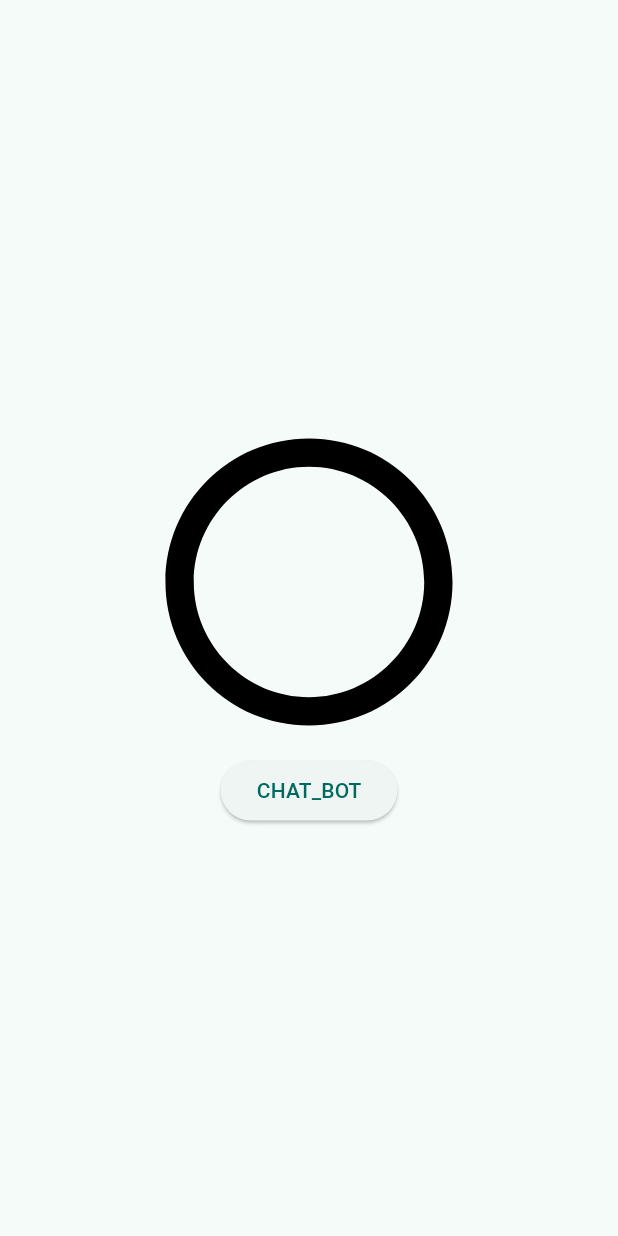
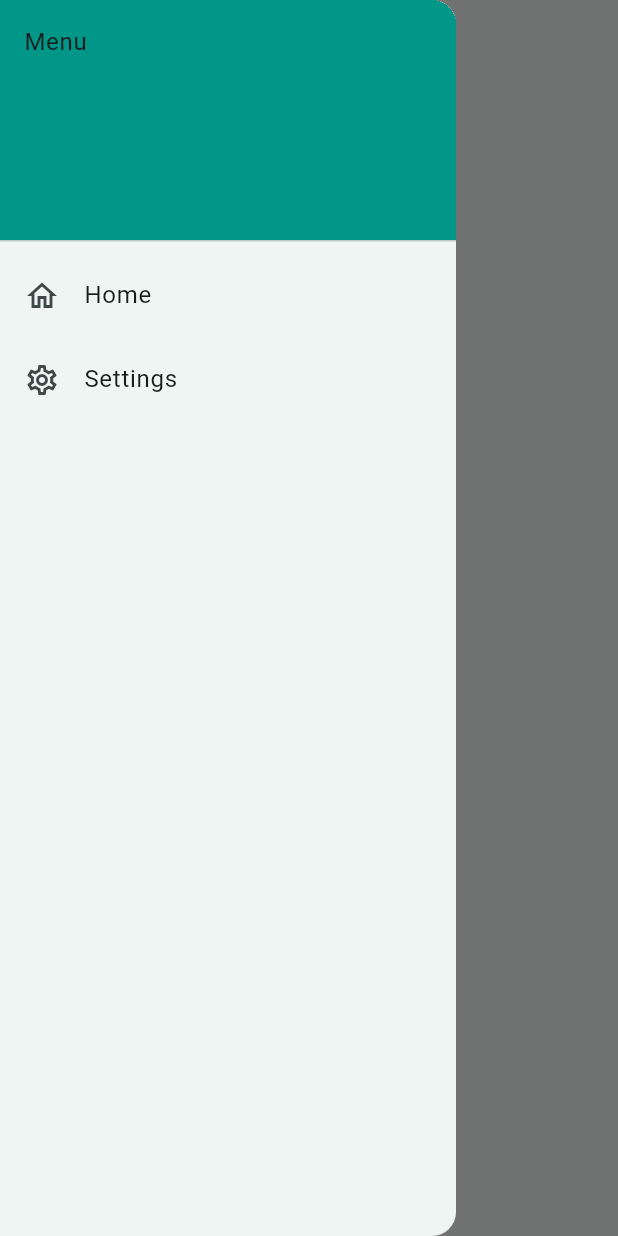
Before and after one commit to kanataidarov/teams_automator_frontend, a Flutter app: the screen it shows after launch, with the side drawer open (before the commit the screen has no drawer), on a phone screen of 412 x 824 dp. Run offline on Flutter 3.47's test engine with Material 3 defaults, Android fonts, the phone set to English and light mode, and no system bars; drawn by our look-alikes of avatar_glow; our stand-ins replace fixnum, logger, settings_ui; missing offline and left inert: grpc, protobuf, record.

Commit message:
drawer added

```diff
--- a/lib/main.dart
+++ b/lib/main.dart
@@ -1,6 +1,7 @@
 import 'package:flutter/material.dart';
 import 'package:interview_automator_frontend/data/dynamic.dart';
 import 'package:interview_automator_frontend/screen/home.dart';
+import 'package:interview_automator_frontend/screen/settings.dart';
 import 'package:provider/provider.dart';
 
 void main() {
@@ -24,7 +25,11 @@ class MyApp extends StatelessWidget {
         colorScheme: ColorScheme.fromSeed(seedColor: Colors.teal),
         useMaterial3: true,
       ),
-      home: const MyHomePage(),
+      initialRoute: '/',
+      routes: {
+        '/': (ctx) => const MyHomePage(),
+        '/settings': (ctx) => const SettingsPage()
+      },
     );
   }
 }
--- a/lib/screen/home.dart
+++ b/lib/screen/home.dart
@@ -1,8 +1,9 @@
-import 'package:avatar_glow/avatar_glow.dart';
 import 'package:flutter/material.dart';
 import 'package:interview_automator_frontend/data/dynamic.dart';
 import 'package:interview_automator_frontend/service/client.dart';
 import 'package:interview_automator_frontend/storage/storage.dart';
+import 'package:interview_automator_frontend/widget/drawer.dart';
+import 'package:interview_automator_frontend/widget/record_button.dart';
 import 'package:logger/logger.dart' show Level, Logger;
 import 'package:provider/provider.dart';
 import 'package:record/record.dart';
@@ -91,56 +92,38 @@ class _MyHomePageState extends State<MyHomePage> {
       setState(() {
         isRecording = true;
       });
-      await startRecording();
+      // await startRecording();
     } else {
-      await stopRecording();
+      // await stopRecording();
       setState(() {
         isRecording = false;
       });
     }
   }
 
+  void handleClient(BuildContext ctx) {
+    ClientService.instance
+        .transcribe(Storage.instance.getRecodingPath())
+        .then((transcription) {
+      ctx.read<TempData>().updateTranscription(transcription);
+      ClientService.instance.chatBot(ctx).then((answers) {
+        _logger.d('ChatBot response - $answers');
+        ctx.read<TempData>().updateAnswers(answers);
+      });
+    });
+  }
+
   @override
   Widget build(BuildContext ctx) {
     return Scaffold(
+      appBar: AppBar(title: const Text('Interview Automator')),
+      drawer: const DrawerWidget(),
       body: Center(
         child: Column(
           mainAxisAlignment: MainAxisAlignment.center,
           children: <Widget>[
-            AvatarGlow(
-              animate: isRecording,
-              glowColor: Colors.red,
-              glowRadiusFactor: 0.1,
-              startDelay: const Duration(milliseconds: 1),
-              child: GestureDetector(
-                onLongPress: () async {
-                  record();
-                },
-                onLongPressUp: () async {
-                  record();
-                },
-                child: isRecording
-                    ? const Icon(Icons.radio_button_on,
-                        color: Colors.red, size: 230)
-                    : const Icon(Icons.panorama_fish_eye,
-                        color: Colors.black, size: 230),
-              ),
-            ),
-            ElevatedButton(
-                onPressed: () {
-                  ClientService.instance
-                      .transcribe(Storage.instance.getRecodingPath())
-                      .then((transcription) {
-                    ctx.read<TempData>().updateTranscription(transcription);
-                    ClientService.instance
-                        .chatBot(ctx)
-                        .then((answers) {
-                      _logger.d('ChatBot response - $answers');
-                      ctx.read<TempData>().updateAnswers(answers);
-                    });
-                  });
-                },
-                child: const Text('CHAT_BOT')),
+            RecordButton(isRecording: isRecording, recordFunc: record),
+            ElevatedButton(onPressed: () { handleClient(ctx); }, child: const Text('CHAT_BOT')),
           ],
         ),
       ),
--- /dev/null
+++ b/lib/widget/drawer.dart
@@ -0,0 +1,43 @@
+import 'package:flutter/material.dart';
+
+class DrawerWidget extends StatefulWidget {
+  const DrawerWidget({super.key});
+
+  @override
+  State<StatefulWidget> createState() => _DrawerWidgetState();
+}
+
+class _DrawerWidgetState extends State<DrawerWidget> {
+  @override
+  Widget build(BuildContext ctx) {
+    return Drawer(
+      child: ListView(
+        padding: EdgeInsets.zero,
+        children: [
+          const DrawerHeader(
+              decoration: BoxDecoration(color: Colors.teal),
+              child: Text('Menu')),
+          ListTile(
+              leading: const Icon(Icons.home_outlined),
+              title: const Text('Home'),
+              onTap: () {
+                navigate(ctx, '/');
+              }),
+          ListTile(
+              leading: const Icon(Icons.settings_outlined),
+              title: const Text('Settings'),
+              onTap: () {
+                navigate(ctx, '/settings');
+              })
+        ],
+      ),
+    );
+  }
+
+  navigate(BuildContext ctx, String routeName) {
+    Future.delayed(Duration.zero, () {
+      Navigator.pop(ctx);
+      Navigator.pushNamed(ctx, routeName);
+    });
+  }
+}
--- /dev/null
+++ b/lib/widget/record_button.dart
@@ -0,0 +1,32 @@
+import 'package:avatar_glow/avatar_glow.dart';
+import 'package:flutter/material.dart';
+
+class RecordButton extends StatelessWidget {
+  final bool isRecording;
+  final Function recordFunc;
+
+  const RecordButton(
+      {super.key, required this.isRecording, required this.recordFunc});
+
+  @override
+  Widget build(BuildContext context) {
+    return AvatarGlow(
+      animate: isRecording,
+      glowColor: Colors.red,
+      glowRadiusFactor: 0.1,
+      startDelay: const Duration(milliseconds: 1),
+      child: GestureDetector(
+        onLongPress: () async {
+          recordFunc();
+        },
+        onLongPressUp: () async {
+          recordFunc();
+        },
+        child: isRecording
+            ? const Icon(Icons.radio_button_on, color: Colors.red, size: 230)
+            : const Icon(Icons.panorama_fish_eye,
+                color: Colors.black, size: 230),
+      ),
+    );
+  }
+}
--- a/pubspec.yaml
+++ b/pubspec.yaml
@@ -21,6 +21,7 @@ dependencies:
   protobuf: 3.1.0
   provider: 6.1.2
   record: 5.1.0
+  settings_ui: 2.0.2
 
 dev_dependencies:
   flutter_test:
```
Also changed, not shown: lib/screen/settings.dart (added, +35 -0 lines).
